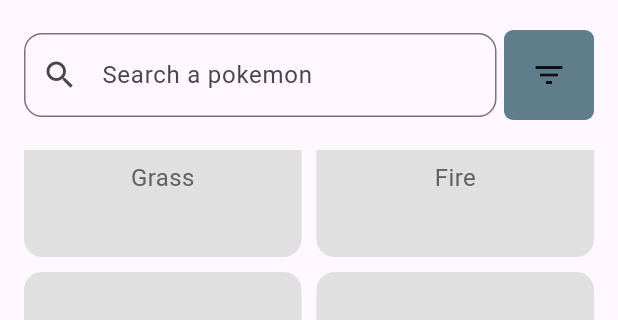
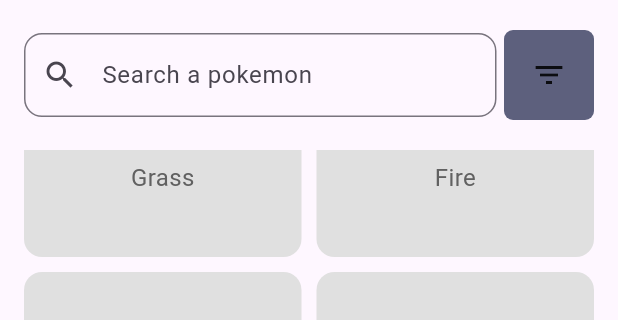
Before and after one commit to RafiiFirdaus/pokedex_app_0024, a Flutter app: the screen it shows after launch, scrolled down 432 dp, on a phone screen of 412 x 824 dp, the part 186-506 px from its top. Run offline on Flutter 3.47's test engine with Material 3 defaults, Android fonts, the phone set to English and light mode, and no system bars; network calls fail.

Commit message:
mengubah warna background pada kotak tombol filter

```diff
--- a/lib/home_page.dart
+++ b/lib/home_page.dart
@@ -69,7 +69,7 @@ Widget searchBar(TextEditingController searchController) {
         width: 60,
         decoration: BoxDecoration(
           borderRadius: BorderRadius.circular(6),
-          color: Colors.blueGrey,
+          color: Color(0xFF5d607d),
         ),
         child: Icon(Icons.filter_list),
       ),
```
